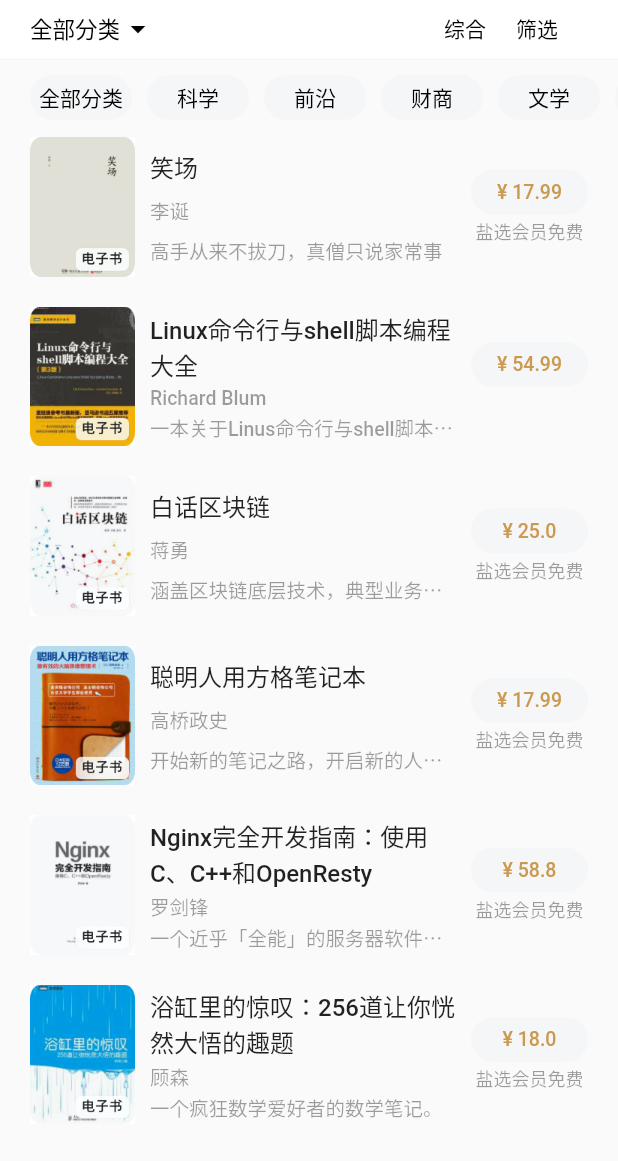
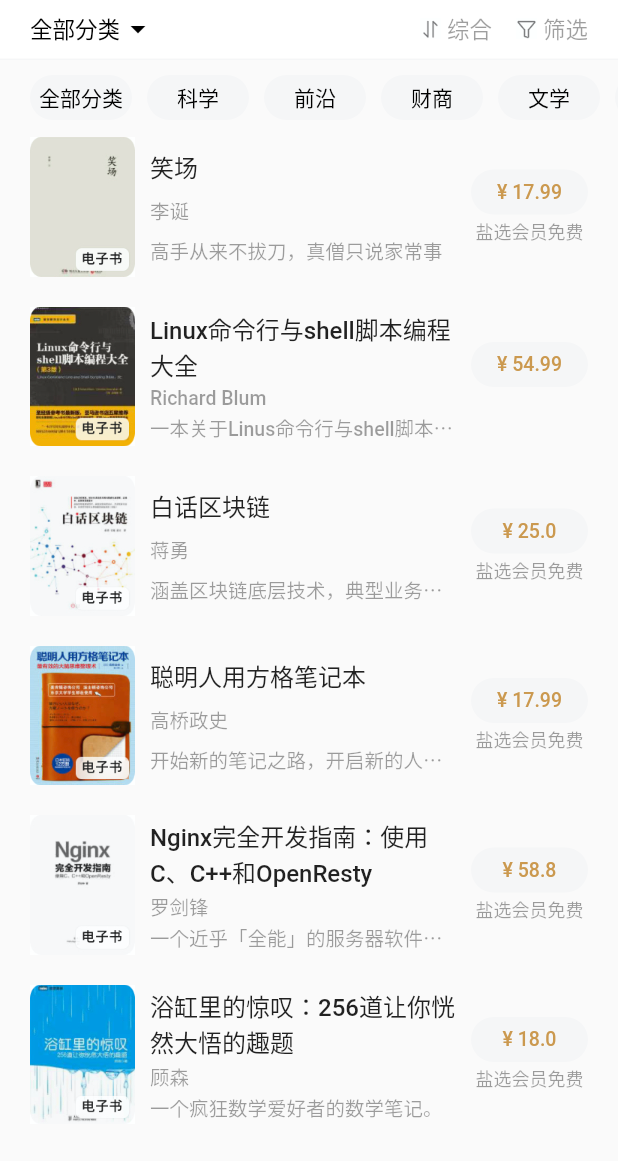
Before and after one commit to huangrui1226/zhihu, a Flutter app: the MemberLectureView widget shown alone on an empty page, opened directly, on a phone screen of 412 x 824 dp. Shown: the top 1161 px of the screen. Run offline on Flutter 3.47's test engine with Material 2 defaults, Android fonts, the phone set to English and light mode, and no system bars; our stand-ins replace pull_to_refresh.

Commit message:
会员，盐选专栏，筛选栏 UI

```diff
--- a/lib/page/member_page/member_lecture_view.dart
+++ b/lib/page/member_page/member_lecture_view.dart
@@ -27,7 +27,7 @@ class _MemberLectureViewState extends State<MemberLectureView> {
           _ShiftView(viewModel),
           Divider(height: 1, color: Color.fromARGB(255, 244, 245, 246)),
           _CategoryView(viewModel),
-          _BookView(bookList: viewModel.bookList),
+          _BookView(viewModel),
         ],
       ),
     );
@@ -50,13 +50,17 @@ class _ShiftView extends StatelessWidget {
   @override
   Widget build(BuildContext context) {
     String title;
+    Color categoryColor;
     if (viewModel.selectCategory == null) {
       title = '全部分类';
+      categoryColor = viewModel.isCategoryExpand == true ? goldColor : Colors.black;
     } else {
       if (viewModel.selectCategory.title == '全部分类') {
         title = viewModel.selectCategory.title;
+        categoryColor = viewModel.isCategoryExpand == true ? goldColor : Colors.black;
       } else {
         title = '全部' + viewModel.selectCategory.title;
+        categoryColor = goldColor;
       }
     }
     return Container(
@@ -67,28 +71,71 @@ class _ShiftView extends StatelessWidget {
         child: Row(
           children: <Widget>[
             Expanded(
+              child: GestureDetector(
+                onTap: onCategoryClick,
+                child: Container(
                   child: Row(
                     children: <Widget>[
-                  Text(title, style: TextStyle(color: title == '全部分类' ? Colors.black : goldColor, fontSize: 15)),
-                  Icon(Icons.arrow_drop_down, color: title == '全部分类' ? Colors.black : goldColor),
+                      Text(title, style: TextStyle(color: categoryColor, fontSize: 15)),
+                      Icon(viewModel.isCategoryExpand == true ? Icons.arrow_drop_up : Icons.arrow_drop_down, color: categoryColor),
                     ],
                   ),
                 ),
+              ),
+            ),
+            GestureDetector(
+              onTap: onComprehensiveClick,
+              child: Container(
+                color: Colors.transparent,
+                margin: EdgeInsets.only(right: 16),
+                child: Row(
+                  mainAxisAlignment: MainAxisAlignment.spaceAround,
+                  children: <Widget>[
+                    Image.asset(
+                      'assets/images/member/member_lecture/lecture_comprehensive.png',
+                      color: viewModel.isComprehensiveViewExpand == true ? goldColor : Colors.black38,
+                      colorBlendMode: BlendMode.overlay,
+                      width: 14,
+                      height: 14,
+                    ),
                     Container(
-              width: 48,
+                      margin: EdgeInsets.only(left: 4),
                       child: Text(
                         '综合',
                         style: TextStyle(
-                  color: viewModel.isComprehensiveViewExpand == true ? goldColor : Colors.black,
+                          color: viewModel.isComprehensiveViewExpand == true ? goldColor : Colors.black38,
+                          fontSize: 15,
                         ),
                       ),
                     ),
+                  ],
+                ),
+              ),
+            ),
+            GestureDetector(
+              onTap: onShiftClick,
+              child: Container(
+                color: Colors.transparent,
+                child: Row(
+                  children: <Widget>[
+                    Image.asset(
+                      'assets/images/member/member_lecture/lecture_shift.png',
+                      color: viewModel.isShiftViewExpand == true ? goldColor : Colors.black38,
+                      colorBlendMode: BlendMode.overlay,
+                      width: 14,
+                      height: 14,
+                    ),
                     Container(
-              width: 48,
+                      margin: EdgeInsets.only(left: 4),
                       child: Text(
                         '筛选',
                         style: TextStyle(
-                  color: viewModel.isShiftViewExpand == true ? goldColor : Colors.black,
+                          color: viewModel.isShiftViewExpand == true ? goldColor : Colors.black38,
+                          fontSize: 15,
+                        ),
+                      ),
+                    ),
+                  ],
                 ),
               ),
             ),
@@ -96,6 +143,21 @@ class _ShiftView extends StatelessWidget {
         ),
       ),
     );
+  }
+
+  onComprehensiveClick() {
+    viewModel.isComprehensiveViewExpand = true;
+    viewModel.state.setState(() {});
+  }
+
+  onShiftClick() {
+    viewModel.isShiftViewExpand = true;
+    viewModel.state.setState(() {});
+  }
+
+  onCategoryClick() {
+    viewModel.isCategoryExpand = !viewModel.isCategoryExpand;
+    viewModel.state.setState(() {});
   }
 }
 
@@ -148,11 +210,11 @@ class __CategoryViewState extends State<_CategoryView> {
 }
 
 class _BookView extends StatelessWidget {
-  final List<BookGoodModel> bookList;
+  final MemberLectureViewModel viewModel;
 
-  _BookView({
+  _BookView(
+    this.viewModel, {
     Key key,
-    this.bookList = const [],
   }) : super(key: key);
 
   @override
@@ -160,7 +222,7 @@ class _BookView extends StatelessWidget {
     return Container(
       margin: EdgeInsets.only(top: 1.5),
       child: Column(
-        children: bookList.map((model) => _cellView(model)).toList(),
+        children: viewModel.bookList.map((model) => _cellView(model)).toList(),
       ),
     );
   }
--- a/lib/page/member_page/member_lecture_view_model.dart
+++ b/lib/page/member_page/member_lecture_view_model.dart
@@ -6,16 +6,38 @@ class MemberLectureViewModel {
   List<BookGoodModel> bookList;
   List<CategoryModel> categoryList;
   CategoryModel selectCategory;
-  bool isComprehensiveViewExpand; // 综合下拉框
-  bool isShiftViewExpand; // 筛选下拉框
+  bool isCategoryExpand; // 分类下拉框
+
+  bool _isComprehensiveViewExpand; // 综合下拉框
+  bool get isComprehensiveViewExpand {
+    return _isComprehensiveViewExpand;
+  }
+  set isComprehensiveViewExpand(bool val) {
+    _isComprehensiveViewExpand = val;
+    if (val == true) {
+      _isShiftViewExpand = false;
+    }
+  }
+
+  bool _isShiftViewExpand; // 筛选下拉框
+  bool get isShiftViewExpand {
+    return _isShiftViewExpand;
+  }
+  set isShiftViewExpand(bool val) {
+    _isShiftViewExpand = val;
+    if (val == true) {
+      _isComprehensiveViewExpand = false;
+    }
+  }
 
   MemberLectureViewModel.init({
     this.state,
   }) {
     bookList = BookGoodModel.test();
     categoryList = CategoryModel.test();
-    isComprehensiveViewExpand = false;
-    isShiftViewExpand = false;
+    _isComprehensiveViewExpand = false;
+    _isShiftViewExpand = false;
+    isCategoryExpand = false;
   }
 }
 
--- a/pubspec.yaml
+++ b/pubspec.yaml
@@ -53,6 +53,7 @@ flutter:
     - assets/images/member/member_recommand/
     - assets/images/member/member_reading/
     - assets/images/member/member_magazine/
+    - assets/images/member/member_lecture/
 
   # An image asset can refer to one or more resolution-specific "variants", see
   # https://flutter.dev/assets-and-images/#resolution-aware.
```
Also changed, not shown: assets/images/member/member_lecture/lecture_comprehensive.png (added), assets/images/member/member_lecture/lecture_shift.png (added). Lines whose indentation alone changed are shown as unchanged.
